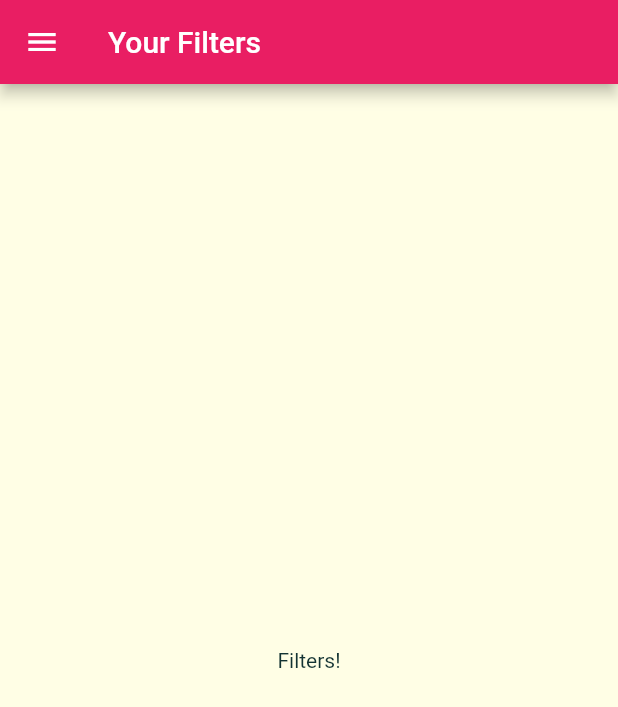
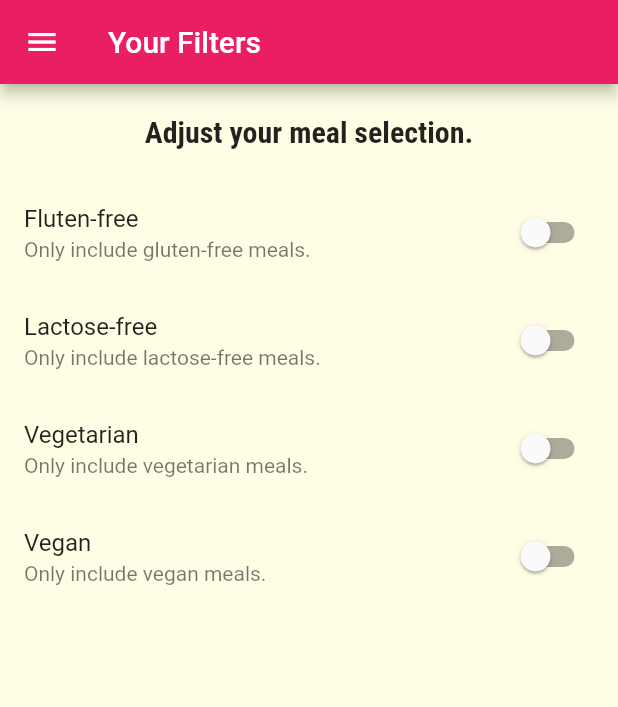
Before and after one commit to wellitonklein/meals-app, a Flutter app: the FiltersScreen screen opened by its route, on a phone screen of 412 x 824 dp. Shown: the top 707 px of the screen. Run offline on Flutter 3.47's test engine with Material 2 defaults, Android fonts, the phone set to English and light mode, and no system bars; Roboto replaces fonts that are missing (Releway).

Commit message:
Adicionando opçoes de filtros

```diff
--- a/lib/screens/filters_screen.dart
+++ b/lib/screens/filters_screen.dart
@@ -2,8 +2,32 @@ import 'package:flutter/material.dart';
 
 import '../widgets/main_drawer.dart';
 
-class FiltersScreen extends StatelessWidget {
+class FiltersScreen extends StatefulWidget {
   static const routeName = '/filters';
+
+  @override
+  _FiltersScreenState createState() => _FiltersScreenState();
+}
+
+class _FiltersScreenState extends State<FiltersScreen> {
+  bool _glutenFree = false;
+  bool _vegetarian = false;
+  bool _vegan = false;
+  bool _lactoseFree = false;
+
+  Widget _buildSwitchListTitle({
+    String title,
+    String subTitle,
+    bool currentValue,
+    Function updateValue,
+  }) {
+    return SwitchListTile(
+      title: Text(title),
+      subtitle: Text(subTitle),
+      value: currentValue,
+      onChanged: updateValue,
+    );
+  }
 
   @override
   Widget build(BuildContext context) {
@@ -12,8 +36,62 @@ class FiltersScreen extends StatelessWidget {
         title: const Text('Your Filters'),
       ),
       drawer: MainDrawer(),
-      body: Center(
-        child: const Text('Filters!'),
+      body: Column(
+        children: <Widget>[
+          Container(
+            padding: const EdgeInsets.all(20),
+            child: Text(
+              'Adjust your meal selection.',
+              style: Theme.of(context).textTheme.title,
+            ),
+          ),
+          Expanded(
+            child: ListView(
+              children: <Widget>[
+                _buildSwitchListTitle(
+                  title: 'Fluten-free',
+                  subTitle: 'Only include gluten-free meals.',
+                  currentValue: _glutenFree,
+                  updateValue: (newValue) {
+                    setState(() {
+                      _glutenFree = newValue;
+                    });
+                  },
+                ),
+                _buildSwitchListTitle(
+                  title: 'Lactose-free',
+                  subTitle: 'Only include lactose-free meals.',
+                  currentValue: _lactoseFree,
+                  updateValue: (newValue) {
+                    setState(() {
+                      _lactoseFree = newValue;
+                    });
+                  },
+                ),
+                _buildSwitchListTitle(
+                  title: 'Vegetarian',
+                  subTitle: 'Only include vegetarian meals.',
+                  currentValue: _vegetarian,
+                  updateValue: (newValue) {
+                    setState(() {
+                      _vegetarian = newValue;
+                    });
+                  },
+                ),
+                _buildSwitchListTitle(
+                  title: 'Vegan',
+                  subTitle: 'Only include vegan meals.',
+                  currentValue: _vegan,
+                  updateValue: (newValue) {
+                    setState(() {
+                      _vegan = newValue;
+                    });
+                  },
+                ),
+              ],
+            ),
+          )
+        ],
       ),
     );
   }
```
